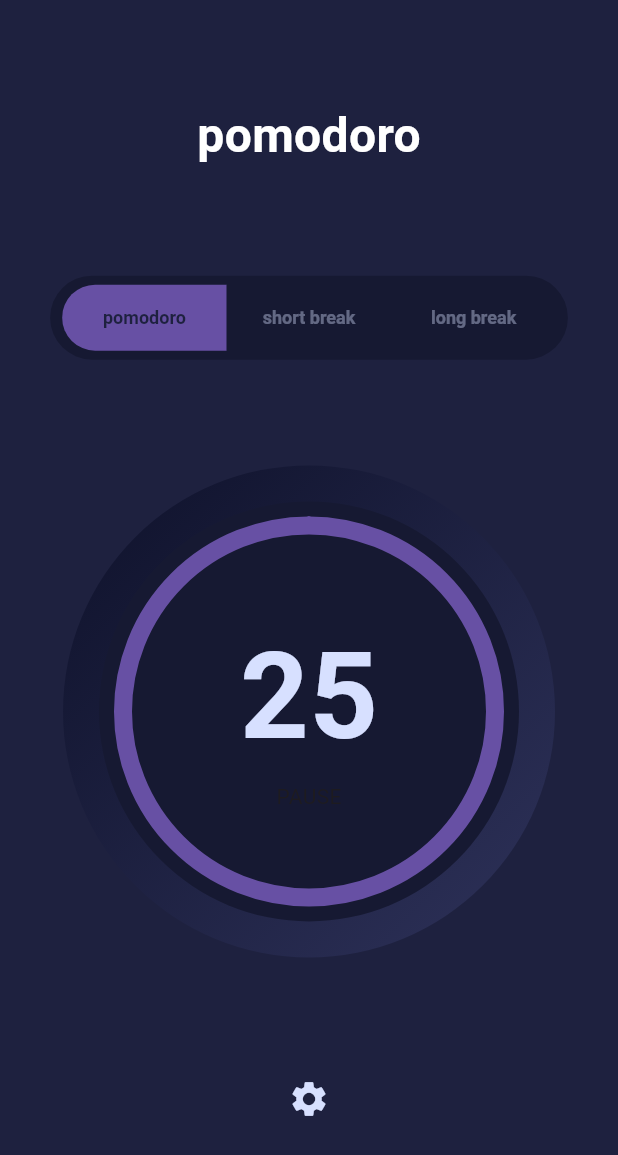
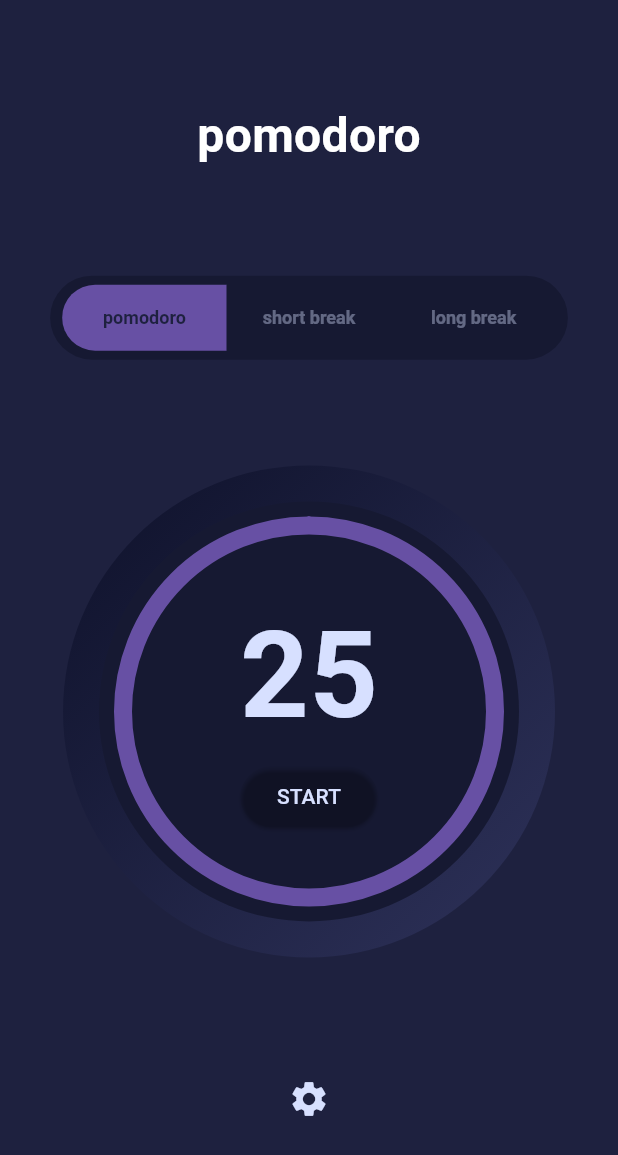
Before and after one commit to asvirts/pomodoro, a Flutter app: the screen it shows after launch, on a phone screen of 412 x 824 dp. Shown: the top 1155 px of the screen. Run offline on Flutter 3.47's test engine with Material 3 defaults, Android fonts, the phone set to English and light mode, and no system bars; drawn by our look-alikes of timer_count_down; our stand-ins replace flutter_riverpod, google_fonts, riverpod_annotation; generated files the repository leaves out were written again.

Commit message:
timer stops and starts

```diff
--- a/lib/providers/progress_provider.dart
+++ b/lib/providers/progress_provider.dart
@@ -9,6 +9,19 @@ part 'progress_provider.g.dart';
 Modes currentMode(ref) {
   final mode = ref.watch(modeNotifierProvider);
   return mode;
+}
+
+@riverpod
+class TimerStartedNotifier extends _$TimerStartedNotifier {
+  @override
+  Set<bool> build() {
+    return const {false};
+  }
+
+  void swapTimer() {
+    bool temp = !state.first;
+    state = {temp};
+  }
 }
 
 @riverpod
--- a/lib/widgets/countdown.dart
+++ b/lib/widgets/countdown.dart
@@ -2,16 +2,32 @@ import 'package:flutter/material.dart';
 import 'package:flutter_riverpod/flutter_riverpod.dart';
 import 'package:google_fonts/google_fonts.dart';
 import 'package:pomodoro/providers/progress_provider.dart';
+import 'package:timer_count_down/timer_controller.dart';
 import 'package:timer_count_down/timer_count_down.dart';
 
-class PomodoroCountdown extends ConsumerWidget {
+class PomodoroCountdown extends ConsumerStatefulWidget {
   const PomodoroCountdown({super.key});
 
   @override
-  Widget build(BuildContext context, WidgetRef ref) {
+  _PomodoroCountdownState createState() => _PomodoroCountdownState();
+}
+
+class _PomodoroCountdownState extends ConsumerState<PomodoroCountdown> {
+  final CountdownController _controller = CountdownController(autoStart: false);
+
+  @override
+  Widget build(BuildContext context) {
     final timer = ref.watch(timerNotifierProvider);
+    final started = ref.watch(timerStartedNotifierProvider);
 
-    return Countdown(
+    String _timerText = started.first ? "PAUSE" : "START";
+    started.first ? _controller.start() : _controller.pause();
+
+    return Column(
+      mainAxisAlignment: MainAxisAlignment.center,
+      children: [
+        Countdown(
+          controller: _controller,
           seconds: timer.first,
           build: (BuildContext context, double time) => Text(
             time.floor().toString(),
@@ -21,9 +37,17 @@ class PomodoroCountdown extends ConsumerWidget {
                 fontWeight: FontWeight.bold),
           ),
           interval: const Duration(seconds: 1),
-      onFinished: () {
-        print('Timer is done!');
-      },
+        ),
+        ElevatedButton(
+            style: const ButtonStyle(
+                backgroundColor: WidgetStateColor.transparent),
+            onPressed: () =>
+                ref.watch(timerStartedNotifierProvider.notifier).swapTimer(),
+            child: Text(
+              _timerText,
+              style: const TextStyle(color: Color.fromRGBO(215, 224, 255, 1)),
+            )),
+      ],
     );
   }
 }
--- a/lib/widgets/progress_indicator.dart
+++ b/lib/widgets/progress_indicator.dart
@@ -28,7 +28,6 @@ class _ProgressIndicatorWidgetState
       vsync: this,
       duration: Duration(seconds: currentDuration.first),
     );
-    controller.repeat();
     controller.reverse(from: 100);
     super.initState();
   }
@@ -78,11 +77,7 @@ class _ProgressIndicatorWidgetState
                   ),
                 ),
               ),
-              Center(
-                child: Column(
-                    mainAxisAlignment: MainAxisAlignment.center,
-                    children: [PomodoroCountdown(), const Text("PAUSE")]),
-              )
+              const Center(child: PomodoroCountdown()),
             ],
           ),
         ),
```
Also changed, not shown: lib/providers/progress_provider.g.dart. Lines whose indentation alone changed are shown as unchanged.
